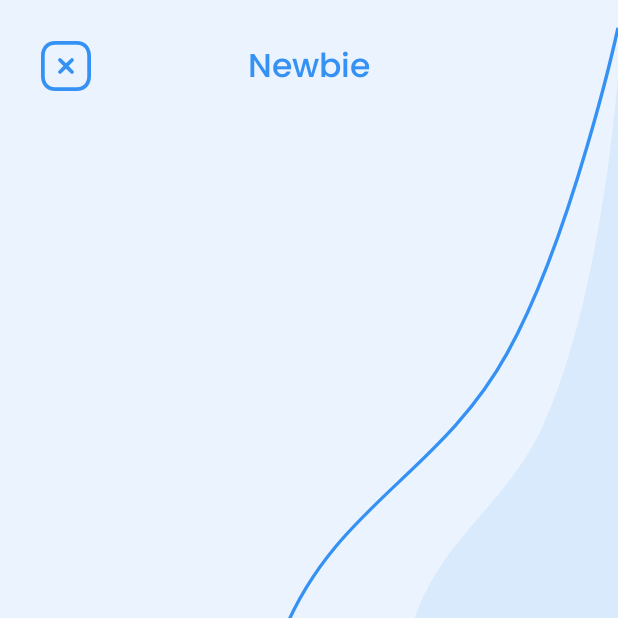
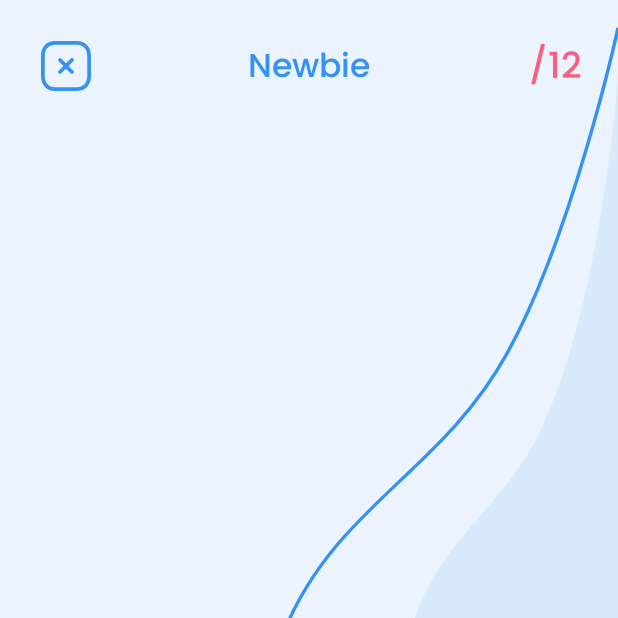
Before and after one commit to AzizbekRasulmetov/4Pics1Word, an Android app: the fragment PlaygroundFragment placed in its activity, on a phone screen of 412 x 824 dp, the top half of it. Run offline under Robolectric (Android 15) with nearby library versions, the phone set to English and light mode, and no system bars; libraries missing offline, so code that uses them is left out: by.kirich1409.viewbindingdelegate; 11 statements that could not run were skipped.

Commit message:
counter text view

```diff
--- a/app/src/main/java/com/example/a4pics1word/repository/QuestionRepository.kt
+++ b/app/src/main/java/com/example/a4pics1word/repository/QuestionRepository.kt
@@ -311,7 +311,7 @@ class QuestionRepository {
         )
         arrayList.add(
             QuestionData(
-                "TINCHLIK",
+                "TINCH",
                 "ICTKANILAUHB",
                 R.raw.peace1,
                 R.raw.peace2,
--- a/app/src/main/java/com/example/a4pics1word/ui/screen/PlaygroundFragment.kt
+++ b/app/src/main/java/com/example/a4pics1word/ui/screen/PlaygroundFragment.kt
@@ -52,6 +52,7 @@ class PlaygroundFragment : Fragment(R.layout.fragment_playground) {
         }
         viewModel.prefLiveData.observe(this) {
             counterQuestion = it
+
         }
     }
 
@@ -131,6 +132,7 @@ class PlaygroundFragment : Fragment(R.layout.fragment_playground) {
     private val correctObserver = Observer<Unit> {
         lifecycleScope.launchWhenCreated {
             binding.correctLottie.playAnimation()
+            binding.counterTv.text = counterQuestion.toString()
         }
     }
 
--- a/app/src/main/res/layout/fragment_playground.xml
+++ b/app/src/main/res/layout/fragment_playground.xml
@@ -15,6 +15,29 @@
         android:background="@drawable/ic_close"
         app:layout_constraintStart_toStartOf="parent"
         app:layout_constraintTop_toTopOf="parent" />
+
+    <TextView
+        android:layout_width="wrap_content"
+        android:layout_height="wrap_content"
+        android:layout_marginEnd="24dp"
+        android:id="@+id/textView"
+        android:fontFamily="@font/poppins_medium"
+        android:text="/12"
+        android:textColor="@color/pink"
+        android:textSize="24sp"
+        app:layout_constraintBottom_toBottomOf="@+id/title_tv"
+        app:layout_constraintEnd_toEndOf="parent"
+        app:layout_constraintTop_toTopOf="@+id/title_tv" />
+    <TextView
+        android:id="@+id/counter_tv"
+        android:layout_width="wrap_content"
+        android:layout_height="wrap_content"
+        android:fontFamily="@font/poppins_medium"
+        android:textColor="@color/blue"
+        android:textSize="24sp"
+        app:layout_constraintBottom_toBottomOf="@+id/title_tv"
+        app:layout_constraintEnd_toStartOf="@id/textView"
+        app:layout_constraintTop_toTopOf="@+id/title_tv" />
 
     <TextView
         android:id="@+id/title_tv"
```
